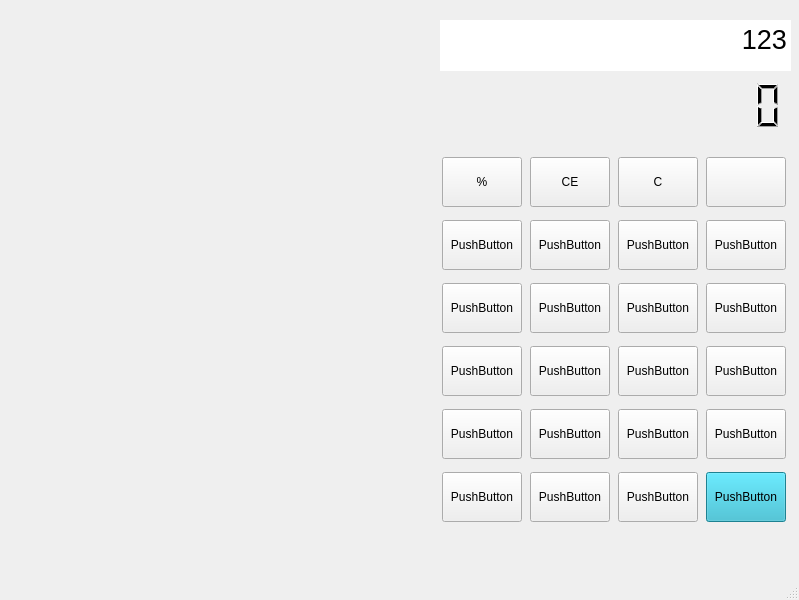
This is src/gui/main_window.ui in ItzCornflakez/qt-calculator as Qt 5 draws it before an edit. The edited form follows.
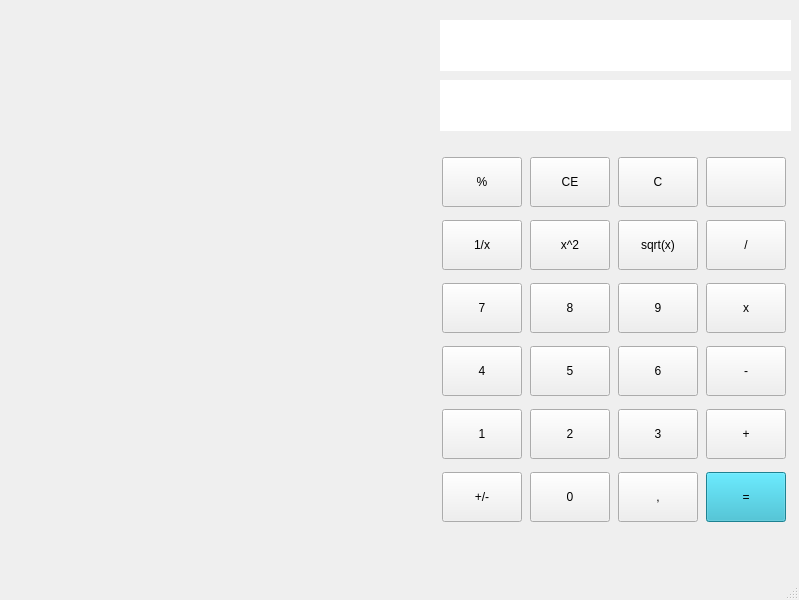
This is the edited form. Icons and pictures are not drawn.

Commit message: Compiled version. Fixed names of buttons and started to fix with the functionality of the buttons. All the number buttons are doing what they should do, now its to fix the different operations and clearing memory buttons.

The edit to the form file:
```diff
--- a/src/gui/main_window.ui
+++ b/src/gui/main_window.ui
@@ -14,25 +14,6 @@
    <string>Calculator</string>
   </property>
   <widget class="QWidget" name="centralwidget">
-   <widget class="QLCDNumber" name="lcdNumber">
-    <property name="geometry">
-     <rect>
-      <x>370</x>
-      <y>80</y>
-      <width>421</width>
-      <height>51</height>
-     </rect>
-    </property>
-    <property name="frameShape">
-     <enum>QFrame::Shape::NoFrame</enum>
-    </property>
-    <property name="frameShadow">
-     <enum>QFrame::Shadow::Sunken</enum>
-    </property>
-    <property name="digitCount">
-     <number>16</number>
-    </property>
-   </widget>
    <widget class="QWidget" name="gridLayoutWidget">
     <property name="geometry">
      <rect>
@@ -52,7 +33,7 @@
         </size>
        </property>
        <property name="text">
-        <string>PushButton</string>
+        <string>3</string>
        </property>
       </widget>
      </item>
@@ -65,7 +46,7 @@
         </size>
        </property>
        <property name="text">
-        <string>PushButton</string>
+        <string>5</string>
        </property>
       </widget>
      </item>
@@ -78,7 +59,10 @@
         </size>
        </property>
        <property name="text">
-        <string>PushButton</string>
+        <string>x</string>
+       </property>
+       <property name="icon">
+        <iconset theme="QIcon::ThemeIcon::WeatherFog"/>
        </property>
       </widget>
      </item>
@@ -91,7 +75,7 @@
         </size>
        </property>
        <property name="text">
-        <string>PushButton</string>
+        <string>9</string>
        </property>
       </widget>
      </item>
@@ -104,7 +88,7 @@
         </size>
        </property>
        <property name="text">
-        <string>PushButton</string>
+        <string>1</string>
        </property>
       </widget>
      </item>
@@ -143,7 +127,7 @@
         </size>
        </property>
        <property name="text">
-        <string>PushButton</string>
+        <string>x^2</string>
        </property>
       </widget>
      </item>
@@ -156,7 +140,7 @@
         </size>
        </property>
        <property name="text">
-        <string>PushButton</string>
+        <string>/</string>
        </property>
       </widget>
      </item>
@@ -169,7 +153,7 @@
         </size>
        </property>
        <property name="text">
-        <string>PushButton</string>
+        <string>7</string>
        </property>
       </widget>
      </item>
@@ -182,7 +166,7 @@
         </size>
        </property>
        <property name="text">
-        <string>PushButton</string>
+        <string>8</string>
        </property>
       </widget>
      </item>
@@ -195,7 +179,10 @@
         </size>
        </property>
        <property name="text">
-        <string>PushButton</string>
+        <string>-</string>
+       </property>
+       <property name="icon">
+        <iconset theme="QIcon::ThemeIcon::WeatherShowers"/>
        </property>
       </widget>
      </item>
@@ -208,7 +195,7 @@
         </size>
        </property>
        <property name="text">
-        <string>PushButton</string>
+        <string>4</string>
        </property>
       </widget>
      </item>
@@ -221,7 +208,7 @@
         </size>
        </property>
        <property name="text">
-        <string>PushButton</string>
+        <string>6</string>
        </property>
       </widget>
      </item>
@@ -234,7 +221,10 @@
         </size>
        </property>
        <property name="text">
-        <string>PushButton</string>
+        <string>+</string>
+       </property>
+       <property name="icon">
+        <iconset theme="QIcon::ThemeIcon::WeatherFewCloudsNight"/>
        </property>
       </widget>
      </item>
@@ -263,7 +253,7 @@
         </size>
        </property>
        <property name="text">
-        <string>PushButton</string>
+        <string>1/x</string>
        </property>
       </widget>
      </item>
@@ -289,7 +279,7 @@
         </size>
        </property>
        <property name="text">
-        <string>PushButton</string>
+        <string>2</string>
        </property>
       </widget>
      </item>
@@ -302,7 +292,7 @@
         </size>
        </property>
        <property name="text">
-        <string>PushButton</string>
+        <string>sqrt(x)</string>
        </property>
       </widget>
      </item>
@@ -315,7 +305,7 @@
         </size>
        </property>
        <property name="text">
-        <string>PushButton</string>
+        <string>+/-</string>
        </property>
       </widget>
      </item>
@@ -328,7 +318,7 @@
         </size>
        </property>
        <property name="text">
-        <string>PushButton</string>
+        <string>0</string>
        </property>
       </widget>
      </item>
@@ -341,7 +331,7 @@
         </size>
        </property>
        <property name="text">
-        <string>PushButton</string>
+        <string>,</string>
        </property>
       </widget>
      </item>
@@ -823,7 +813,7 @@
         </palette>
        </property>
        <property name="text">
-        <string>PushButton</string>
+        <string>=</string>
        </property>
       </widget>
      </item>
@@ -862,10 +852,44 @@
 li.unchecked::marker { content: &quot;\2610&quot;; }
 li.checked::marker { content: &quot;\2612&quot;; }
 &lt;/style&gt;&lt;/head&gt;&lt;body style=&quot; font-family:'Segoe UI'; font-size:20pt; font-weight:400; font-style:normal;&quot;&gt;
-&lt;p align=&quot;right&quot; style=&quot; margin-top:0px; margin-bottom:0px; margin-left:0px; margin-right:0px; -qt-block-indent:0; text-indent:0px;&quot;&gt;123&lt;/p&gt;&lt;/body&gt;&lt;/html&gt;</string>
+&lt;p align=&quot;right&quot; style=&quot;-qt-paragraph-type:empty; margin-top:0px; margin-bottom:0px; margin-left:0px; margin-right:0px; -qt-block-indent:0; text-indent:0px;&quot;&gt;&lt;br /&gt;&lt;/p&gt;&lt;/body&gt;&lt;/html&gt;</string>
     </property>
     <property name="placeholderText">
-     <string>123</string>
+     <string/>
+    </property>
+   </widget>
+   <widget class="QTextBrowser" name="calculationTextBrowser">
+    <property name="geometry">
+     <rect>
+      <x>440</x>
+      <y>80</y>
+      <width>351</width>
+      <height>51</height>
+     </rect>
+    </property>
+    <property name="font">
+     <font>
+      <pointsize>20</pointsize>
+     </font>
+    </property>
+    <property name="layoutDirection">
+     <enum>Qt::LayoutDirection::LeftToRight</enum>
+    </property>
+    <property name="frameShape">
+     <enum>QFrame::Shape::NoFrame</enum>
+    </property>
+    <property name="markdown">
+     <string/>
+    </property>
+    <property name="html">
+     <string>&lt;!DOCTYPE HTML PUBLIC &quot;-//W3C//DTD HTML 4.0//EN&quot; &quot;http://www.w3.org/TR/REC-html40/strict.dtd&quot;&gt;
+&lt;html&gt;&lt;head&gt;&lt;meta name=&quot;qrichtext&quot; content=&quot;1&quot; /&gt;&lt;meta charset=&quot;utf-8&quot; /&gt;&lt;style type=&quot;text/css&quot;&gt;
+p, li { white-space: pre-wrap; }
+hr { height: 1px; border-width: 0; }
+li.unchecked::marker { content: &quot;\2610&quot;; }
+li.checked::marker { content: &quot;\2612&quot;; }
+&lt;/style&gt;&lt;/head&gt;&lt;body style=&quot; font-family:'Segoe UI'; font-size:20pt; font-weight:400; font-style:normal;&quot;&gt;
+&lt;p align=&quot;right&quot; style=&quot;-qt-paragraph-type:empty; margin-top:0px; margin-bottom:0px; margin-left:0px; margin-right:0px; -qt-block-indent:0; text-indent:0px;&quot;&gt;&lt;br /&gt;&lt;/p&gt;&lt;/body&gt;&lt;/html&gt;</string>
     </property>
    </widget>
   </widget>
```
Left out of the diff: 54 changed lines with no effect on the pictures. The commit also changes 4 other files.
